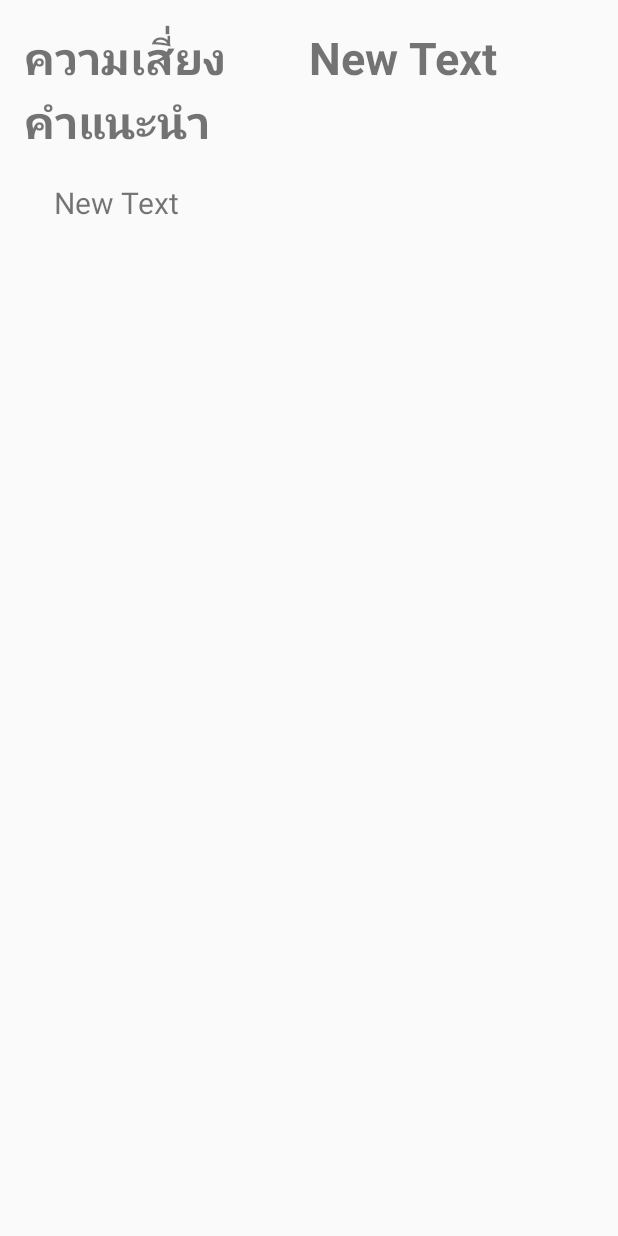
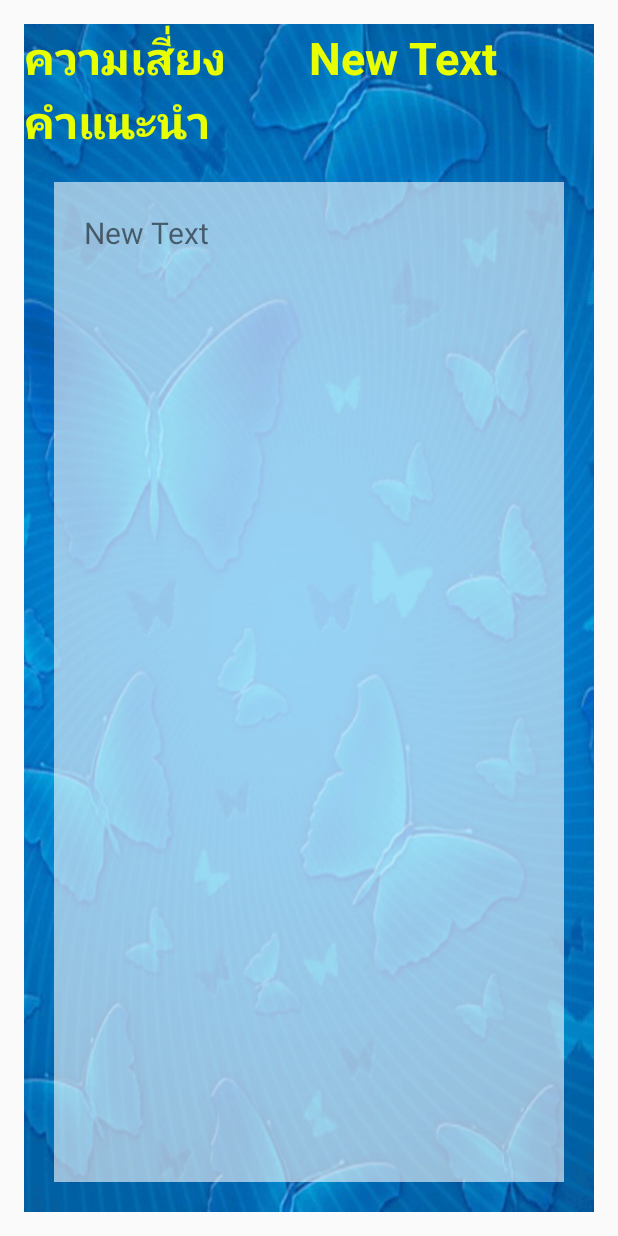
Before and after one commit to superPradit/HealthRecord, an Android app: the ResultOfSection11 screen opened directly, with no data from a screen before it, on a phone screen of 412 x 824 dp. Run offline under Robolectric (Android 15) with nearby library versions, the phone set to English and light mode, and no system bars.

Commit message:
18/1/59 finish

```diff
--- a/app/src/main/java/appbsru/supergolf/healthrecord/ResultOfSection11.java
+++ b/app/src/main/java/appbsru/supergolf/healthrecord/ResultOfSection11.java
@@ -3,18 +3,26 @@ package appbsru.supergolf.healthrecord;
 import android.support.v7.app.AppCompatActivity;
 import android.os.Bundle;
 import android.util.Log;
+import android.widget.TextView;
 
 public class ResultOfSection11 extends AppCompatActivity {
 
     //Explicit
     private int ageAnInt, sexAnInt, pressureAnInt, diabetesAnInt,
                 indexMassAnInt, widthAnInt ,summaryAnInt;
+
     private Double heightADouble, weightADouble, widthADouble, indexMassADouble;
+
+    private TextView riskTextView, introTextView;
 
     @Override
     protected void onCreate(Bundle savedInstanceState) {
         super.onCreate(savedInstanceState);
         setContentView(R.layout.activity_result_of_section11);
+
+        //bind widget
+        bindwidget();
+
         //Receive Value Intent
         receiveValueFormIntent();
 
@@ -28,6 +36,11 @@ public class ResultOfSection11 extends AppCompatActivity {
         showLog();
 
     }// Main method
+
+    private void bindwidget() {
+        riskTextView = (TextView) findViewById(R.id.txtShowRisk);
+        introTextView = (TextView) findViewById(R.id.txtShowIntro);
+    }
 
     private int summaryHealth() {
         int intSummary = 0;
--- a/app/src/main/res/layout/activity_result_of_section11.xml
+++ b/app/src/main/res/layout/activity_result_of_section11.xml
@@ -12,7 +12,8 @@
     <LinearLayout
         android:orientation="vertical"
         android:layout_width="match_parent"
-        android:layout_height="match_parent">
+        android:layout_height="match_parent"
+        android:background="@drawable/bg9">
 
         <LinearLayout
             android:orientation="horizontal"
@@ -26,16 +27,18 @@
                 android:id="@+id/textView16"
                 android:textSize="@dimen/h1"
                 android:layout_weight="1"
-                android:textStyle="bold" />
+                android:textStyle="bold"
+                android:textColor="@color/text" />
 
             <TextView
                 android:layout_width="0dp"
                 android:layout_height="wrap_content"
                 android:text="New Text"
-                android:id="@+id/textView17"
+                android:id="@+id/txtShowRisk"
                 android:textSize="@dimen/h1"
                 android:layout_weight="1"
-                android:textStyle="bold" />
+                android:textStyle="bold"
+                android:textColor="@color/text" />
         </LinearLayout>
 
         <TextView
@@ -44,18 +47,21 @@
             android:text="@string/intro"
             android:id="@+id/textView18"
             android:textSize="@dimen/h1"
-            android:textStyle="bold" />
+            android:textStyle="bold"
+            android:textColor="@color/text" />
 
         <LinearLayout
             android:orientation="vertical"
             android:layout_width="match_parent"
-            android:layout_height="match_parent">
+            android:layout_height="match_parent"
+            android:layout_margin="20dp"
+            android:background="#96ffffff">
 
             <TextView
                 android:layout_width="wrap_content"
                 android:layout_height="wrap_content"
                 android:text="New Text"
-                android:id="@+id/textView19"
+                android:id="@+id/txtShowIntro"
                 android:textSize="@dimen/h2"
                 android:padding="20dp" />
         </LinearLayout>
```
